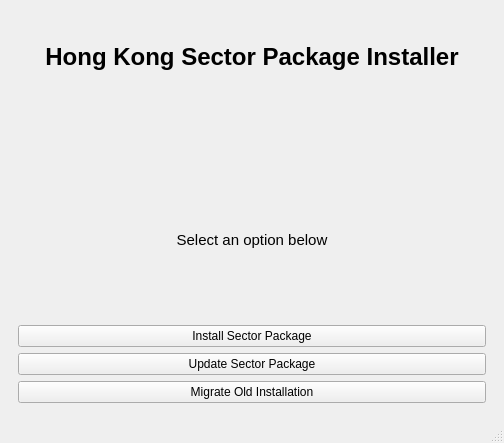
Above: mainwindow.ui from vatsimhk/Hong-Kong-Sector-Installer before the change. Below: the same form after it.
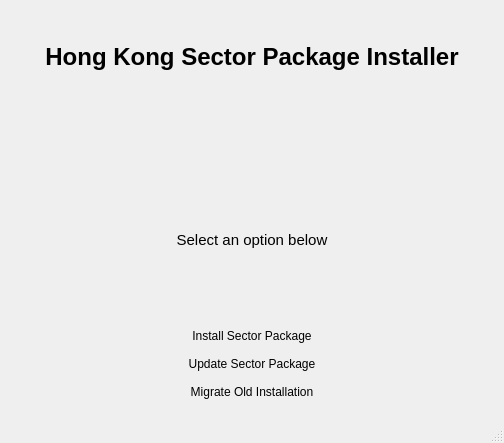
That is the form after the change.

Commit message: Edit button appearance

The edit to the form file:
```diff
--- a/mainwindow.ui
+++ b/mainwindow.ui
@@ -101,25 +101,58 @@
           <bool>false</bool>
          </property>
          <property name="styleSheet">
-          <string notr="true"/>
+          <string notr="true">QPushButton:pressed { background-color: rgb(36,131,179); }</string>
          </property>
          <property name="text">
           <string>Install Sector Package</string>
          </property>
+         <property name="autoDefault">
+          <bool>false</bool>
+         </property>
+         <property name="default">
+          <bool>true</bool>
+         </property>
+         <property name="flat">
+          <bool>true</bool>
+         </property>
         </widget>
        </item>
        <item>
         <widget class="QPushButton" name="updateButton">
+         <property name="styleSheet">
+          <string notr="true">QPushButton:pressed { background-color: rgb(36,131,179); }</string>
+         </property>
          <property name="text">
           <string>Update Sector Package</string>
          </property>
+         <property name="default">
+          <bool>true</bool>
+         </property>
+         <property name="flat">
+          <bool>true</bool>
+         </property>
         </widget>
        </item>
        <item>
         <widget class="QPushButton" name="migrateButton">
+         <property name="mouseTracking">
+          <bool>false</bool>
+         </property>
+         <property name="styleSheet">
+          <string notr="true">QPushButton:pressed { background-color: rgb(36,131,179); }</string>
+         </property>
          <property name="text">
           <string>Migrate Old Installation</string>
          </property>
+         <property name="autoDefault">
+          <bool>false</bool>
+         </property>
+         <property name="default">
+          <bool>true</bool>
+         </property>
+         <property name="flat">
+          <bool>true</bool>
+         </property>
         </widget>
        </item>
       </layout>
```
